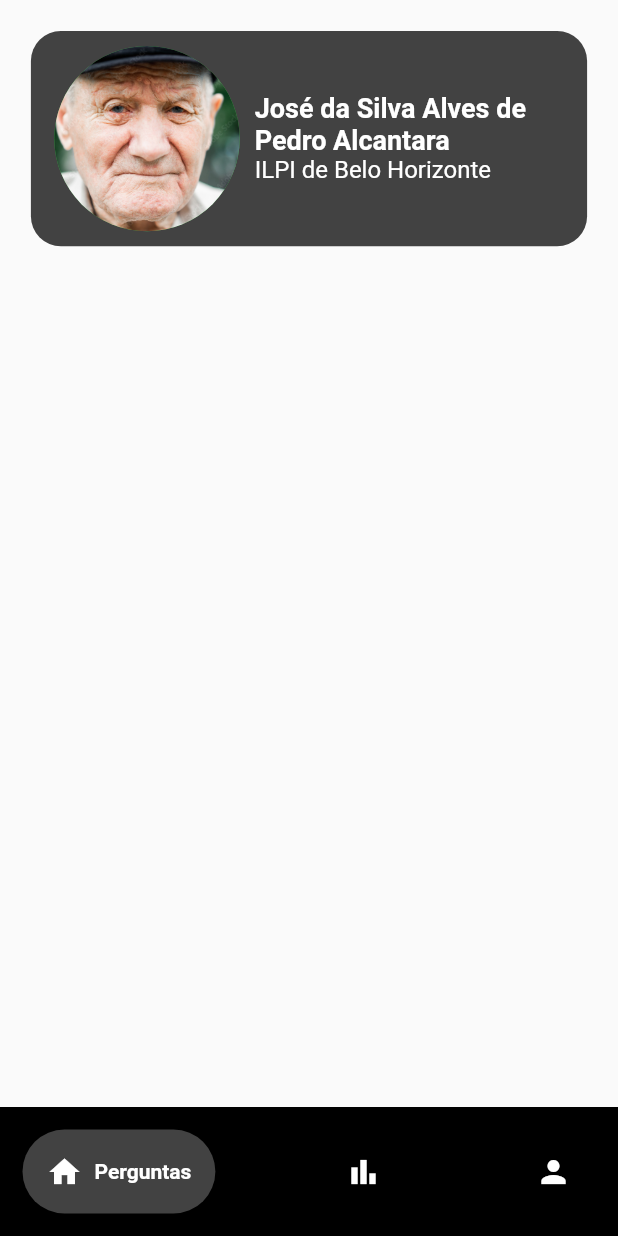
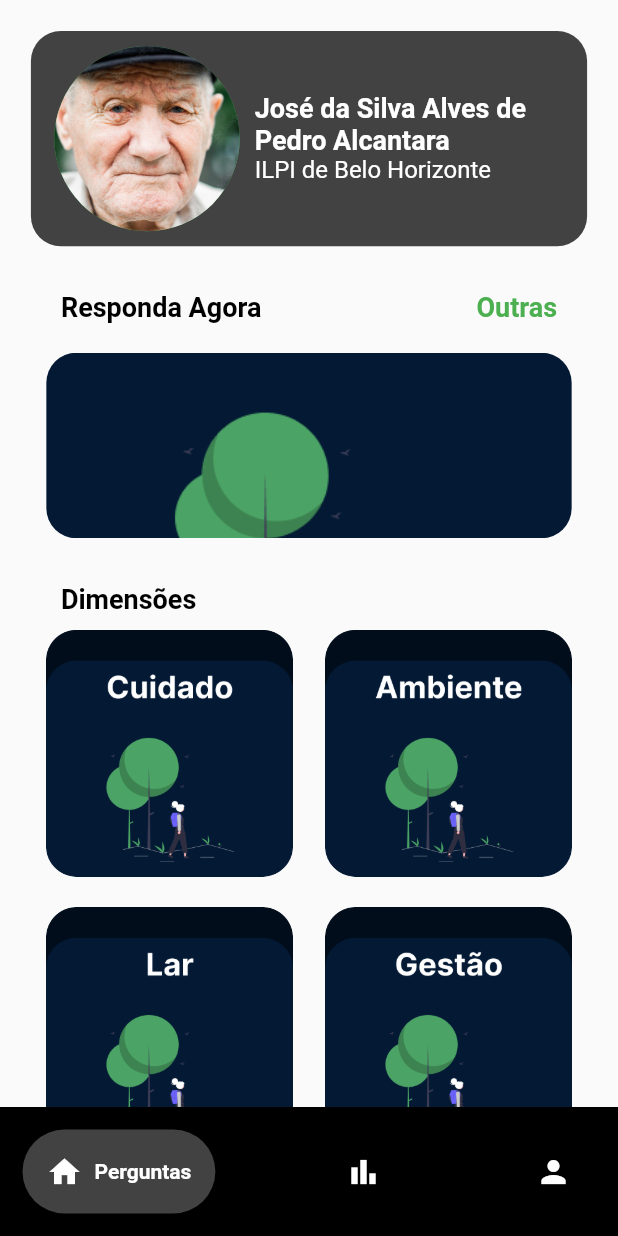
Before and after one commit to gaiascosta/AvaliApp, a Flutter app: the screen it shows after launch, on a phone screen of 412 x 824 dp. Run offline on Flutter 3.47's test engine with Material 2 defaults, Android fonts, the light colour scheme and no system bars; drawn by our look-alikes of google_nav_bar; our stand-ins replace flutter_spinkit.

Commit message:
Modelo da página de perguntas

```diff
--- a/lib/ui/perguntas.dart
+++ b/lib/ui/perguntas.dart
@@ -8,16 +8,11 @@ class Perguntas extends StatefulWidget {
 }
 
 class _PerguntasState extends State<Perguntas> {
-  static const smallestAndroidSize = Size(360.0, 640.0);
-
   @override
   Widget build(BuildContext context) {
     double screenWidth = MediaQuery.of(context).size.width;
     double screenHeight = MediaQuery.of(context).size.height;
     double paddingWidth = screenWidth * 0.01;
-
-    Size getScreenSize = MediaQuery.of(context).size;
-    bool isSmallestScreen = getScreenSize <= smallestAndroidSize;
 
     return Scaffold(
       body: ListView(
@@ -28,7 +23,9 @@ class _PerguntasState extends State<Perguntas> {
         children: [
           Column(
             children: [
-              perfil(screenWidth, screenHeight, isSmallestScreen),
+              perfil(screenWidth, screenHeight),
+              sugestion(screenWidth, screenHeight),
+              dimensions(screenWidth, screenHeight),
             ],
           )
         ],
@@ -37,7 +34,164 @@ class _PerguntasState extends State<Perguntas> {
   }
 }
 
-Widget perfil(screenWidth, screenHeight, isSmallestScreen) => Container(
+Widget sugestion(screenWidth, screenHeight) => Padding(
+    padding: EdgeInsets.only(
+      bottom: 0,
+    ),
+    child: Column(children: [
+      Padding(
+        padding: EdgeInsets.only(top: 30, left: 20, right: 20),
+        child:
+            Row(mainAxisAlignment: MainAxisAlignment.spaceBetween, children: [
+          Text(
+            "Responda Agora",
+            style: TextStyle(
+              fontSize: 18,
+              fontWeight: FontWeight.bold,
+              color: Colors.black,
+            ),
+          ),
+          Text(
+            "Outras",
+            style: TextStyle(
+              fontSize: 18,
+              fontWeight: FontWeight.bold,
+              color: Colors.green,
+            ),
+          ),
+        ]),
+      ),
+      Padding(
+        padding: EdgeInsets.only(top: 20),
+        child: Container(
+          decoration: BoxDecoration(
+            borderRadius: BorderRadius.circular(20),
+            image: DecorationImage(
+              image: AssetImage('images/Frame 1.png'),
+              fit: BoxFit.fitWidth,
+            ),
+          ),
+          height: screenWidth * 0.3,
+          width: screenWidth * 0.85,
+        ),
+      )
+    ]));
+
+Widget dimensions(screenWidth, screenHeight) => Padding(
+      padding: EdgeInsets.only(bottom: 30),
+      child: Column(
+        children: [
+          Padding(
+            padding: EdgeInsets.only(top: 30, left: 20, right: 20),
+            child: Row(mainAxisAlignment: MainAxisAlignment.start, children: [
+              Text(
+                "Dimensões",
+                style: TextStyle(
+                  fontSize: 18,
+                  fontWeight: FontWeight.bold,
+                  color: Colors.black,
+                ),
+              )
+            ]),
+          ),
+          Padding(
+            padding: EdgeInsets.fromLTRB(10, 10, 10, 10),
+            child: Row(
+              crossAxisAlignment: CrossAxisAlignment.center,
+              mainAxisAlignment: MainAxisAlignment.spaceBetween,
+              children: [
+                Container(
+                  decoration: BoxDecoration(
+                    image: DecorationImage(
+                      image: AssetImage('images/Frame 1.png'),
+                      fit: BoxFit.fill,
+                    ),
+                    borderRadius: BorderRadius.circular(20),
+                  ),
+                  height: screenWidth * 0.4,
+                  width: screenWidth * 0.4,
+                ),
+                Container(
+                  decoration: BoxDecoration(
+                    image: DecorationImage(
+                      image: AssetImage('images/Frame 2.png'),
+                      fit: BoxFit.fill,
+                    ),
+                    borderRadius: BorderRadius.circular(20),
+                  ),
+                  height: screenWidth * 0.4,
+                  width: screenWidth * 0.4,
+                ),
+              ],
+            ),
+          ),
+          Padding(
+            padding: EdgeInsets.fromLTRB(10, 10, 10, 10),
+            child: Row(
+              crossAxisAlignment: CrossAxisAlignment.center,
+              mainAxisAlignment: MainAxisAlignment.spaceBetween,
+              children: [
+                Container(
+                  decoration: BoxDecoration(
+                    image: DecorationImage(
+                      image: AssetImage('images/Frame 3.png'),
+                      fit: BoxFit.fill,
+                    ),
+                    borderRadius: BorderRadius.circular(20),
+                  ),
+                  height: screenWidth * 0.4,
+                  width: screenWidth * 0.4,
+                ),
+                Container(
+                  decoration: BoxDecoration(
+                    image: DecorationImage(
+                      image: AssetImage('images/Frame 4.png'),
+                      fit: BoxFit.fill,
+                    ),
+                    borderRadius: BorderRadius.circular(20),
+                  ),
+                  height: screenWidth * 0.4,
+                  width: screenWidth * 0.4,
+                ),
+              ],
+            ),
+          ),
+          Padding(
+            padding: EdgeInsets.fromLTRB(10, 10, 10, 10),
+            child: Row(
+              crossAxisAlignment: CrossAxisAlignment.center,
+              mainAxisAlignment: MainAxisAlignment.spaceBetween,
+              children: [
+                Container(
+                  decoration: BoxDecoration(
+                    image: DecorationImage(
+                      image: AssetImage('images/Frame 5.png'),
+                      fit: BoxFit.fill,
+                    ),
+                    borderRadius: BorderRadius.circular(20),
+                  ),
+                  height: screenWidth * 0.4,
+                  width: screenWidth * 0.4,
+                ),
+                Container(
+                  decoration: BoxDecoration(
+                    image: DecorationImage(
+                      image: AssetImage('images/Frame 6.png'),
+                      fit: BoxFit.fill,
+                    ),
+                    borderRadius: BorderRadius.circular(20),
+                  ),
+                  height: screenWidth * 0.4,
+                  width: screenWidth * 0.4,
+                ),
+              ],
+            ),
+          ),
+        ],
+      ),
+    );
+
+Widget perfil(screenWidth, screenHeight) => Container(
       decoration: BoxDecoration(
         color: Colors.grey.shade800,
         borderRadius: BorderRadius.circular(20),
@@ -45,7 +199,9 @@ Widget perfil(screenWidth, screenHeight, isSmallestScreen) => Container(
       child: Row(
         mainAxisAlignment: MainAxisAlignment.center,
         children: [
-         Padding(padding: const EdgeInsets.only(top: 10,bottom: 10, left: 10), child: Container(
+          Padding(
+            padding: const EdgeInsets.only(top: 10, bottom: 10, left: 10),
+            child: Container(
               height: screenHeight * 0.15,
               width: screenHeight * 0.15,
               decoration: const BoxDecoration(
@@ -59,13 +215,14 @@ Widget perfil(screenWidth, screenHeight, isSmallestScreen) => Container(
                   fit: BoxFit.cover,
                 ),
               ),
-         ),),
+            ),
+          ),
           Flexible(
             child: Padding(
                 padding: const EdgeInsets.only(left: 10, right: 10),
                 child: SizedBox(
                   width: screenWidth * 0.5,
-                  child: Column(
+                  child: const Column(
                     crossAxisAlignment: CrossAxisAlignment.start,
                     children: [
                       Text(
@@ -73,7 +230,7 @@ Widget perfil(screenWidth, screenHeight, isSmallestScreen) => Container(
                         maxLines: 2,
                         overflow: TextOverflow.ellipsis,
                         style: TextStyle(
-                          fontSize: isSmallestScreen? 14 : 18,
+                          fontSize: 18,
                           fontWeight: FontWeight.bold,
                           color: Colors.white,
                         ),
@@ -83,7 +240,7 @@ Widget perfil(screenWidth, screenHeight, isSmallestScreen) => Container(
                         maxLines: 3,
                         overflow: TextOverflow.ellipsis,
                         style: TextStyle(
-                          fontSize: isSmallestScreen? 12 : 16,
+                          fontSize: 16,
                           color: Colors.white,
                         ),
                       ),
```
Also changed, not shown: pubspec.yaml (+6 -1 lines), images/Frame 1.png (added), images/Frame 2.png (renamed from images/frame1.png), images/Frame 3.png (added), images/Frame 4.png (added), images/Frame 5.png (added), images/Frame 6.png (added). Lines whose indentation alone changed are shown as unchanged.
